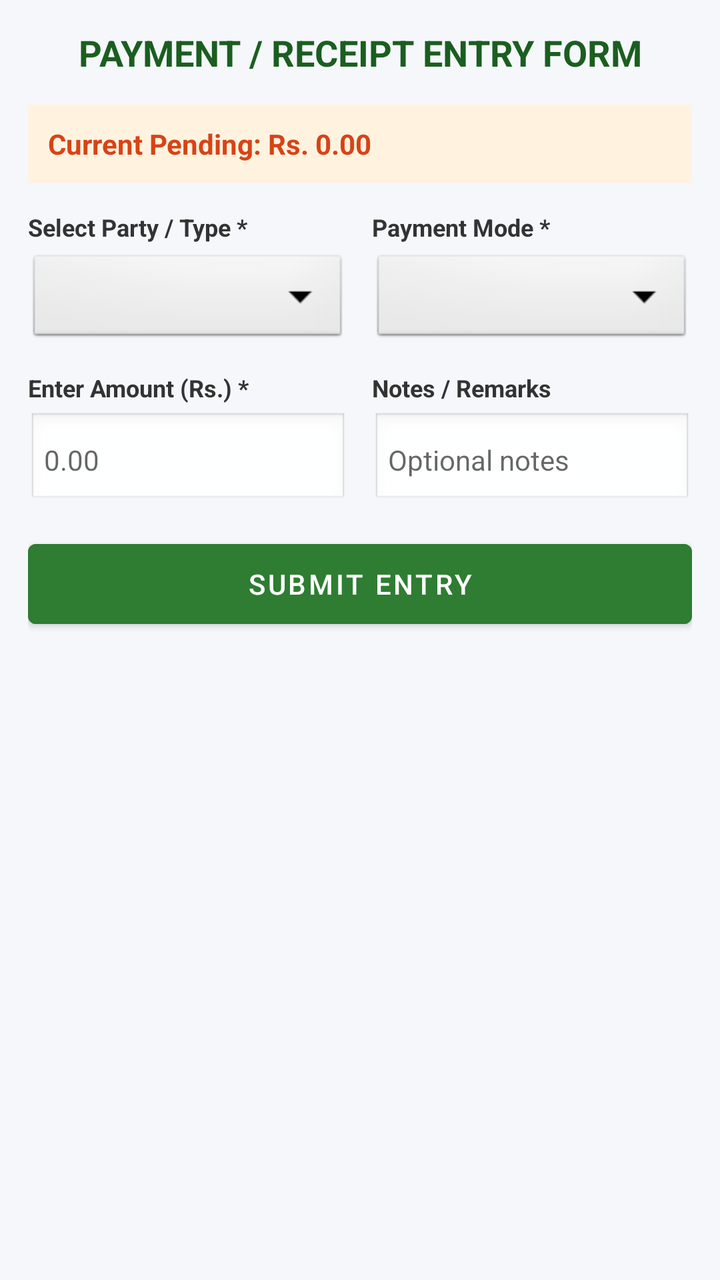
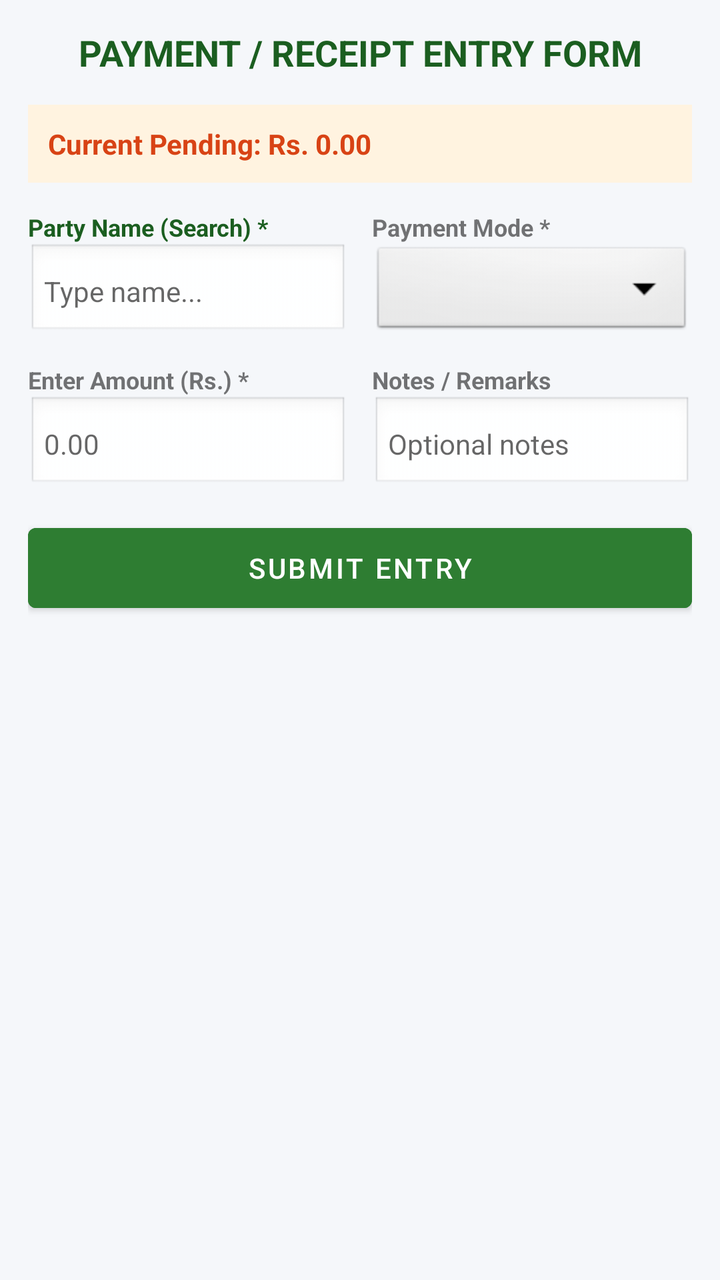

Two renders of the same Android screen: before a commit and after it. Below are the layout's source before the change and the commit's diff.
<!-- AndroidManifest.xml: application theme Theme.MaterialComponents.DayNight.DarkActionBar -->
<!-- res/layout/activity_entry_common.xml -->
<?xml version="1.0" encoding="utf-8"?>
<ScrollView xmlns:android="http://schemas.android.com/apk/res/android"
    android:layout_width="match_parent"
    android:layout_height="match_parent"
    android:background="#F5F7FA"
    android:padding="14dp">

    <LinearLayout
        android:layout_width="match_parent"
        android:layout_height="wrap_content"
        android:orientation="vertical">

        <TextView
            android:id="@+id/tvEntryTitle"
            android:layout_width="match_parent"
            android:layout_height="wrap_content"
            android:text="PAYMENT / RECEIPT ENTRY FORM"
            android:textSize="18sp"
            android:textStyle="bold"
            android:textColor="#1B5E20"
            android:gravity="center"
            android:layout_marginBottom="14dp" />

        
        <TextView
            android:id="@+id/tvCurrentBalInfo"
            android:layout_width="match_parent"
            android:layout_height="wrap_content"
            android:text="Current Pending: Rs. 0.00"
            android:textStyle="bold"
            android:textSize="14sp"
            android:textColor="#D84315"
            android:padding="10dp"
            android:background="#FFF3E0"
            android:layout_marginBottom="14dp" />

        
        <LinearLayout
            android:layout_width="match_parent"
            android:layout_height="wrap_content"
            android:orientation="horizontal"
            android:weightSum="2"
            android:layout_marginBottom="12dp">

            <LinearLayout
                android:layout_width="0dp"
                android:layout_height="wrap_content"
                android:layout_weight="1"
                android:orientation="vertical"
                android:layout_marginEnd="6dp">

                <TextView
                    android:layout_width="wrap_content"
                    android:layout_height="wrap_content"
                    android:text="Select Party / Type *"
                    android:textSize="12sp"
                    android:textStyle="bold"
                    android:textColor="#333333"
                    android:layout_marginBottom="4dp" />

                <Spinner
                    android:id="@+id/spEntryPartyOrType"
                    android:layout_width="match_parent"
                    android:layout_height="48dp"
                    android:background="@android:drawable/btn_dropdown" />
            </LinearLayout>

            <LinearLayout
                android:layout_width="0dp"
                android:layout_height="wrap_content"
                android:layout_weight="1"
                android:orientation="vertical"
                android:layout_marginStart="6dp">

                <TextView
                    android:layout_width="wrap_content"
                    android:layout_height="wrap_content"
                    android:text="Payment Mode *"
                    android:textSize="12sp"
                    android:textStyle="bold"
                    android:textColor="#333333"
                    android:layout_marginBottom="4dp" />

                <Spinner
                    android:id="@+id/spEntryMode"
                    android:layout_width="match_parent"
                    android:layout_height="48dp"
                    android:background="@android:drawable/btn_dropdown" />
            </LinearLayout>
        </LinearLayout>

        
        <LinearLayout
            android:layout_width="match_parent"
            android:layout_height="wrap_content"
            android:orientation="horizontal"
            android:weightSum="2"
            android:layout_marginBottom="12dp">

            <LinearLayout
                android:layout_width="0dp"
                android:layout_height="wrap_content"
                android:layout_weight="1"
                android:orientation="vertical"
                android:layout_marginEnd="6dp">

                <TextView
                    android:layout_width="wrap_content"
                    android:layout_height="wrap_content"
                    android:text="Enter Amount (Rs.) *"
                    android:textSize="12sp"
                    android:textStyle="bold"
                    android:textColor="#333333"
                    android:layout_marginBottom="4dp" />

                <EditText
                    android:id="@+id/etEntryAmount"
                    android:layout_width="match_parent"
                    android:layout_height="48dp"
                    android:hint="0.00"
                    android:inputType="numberDecimal"
                    android:background="@android:drawable/edit_text"
                    android:padding="8dp"
                    android:textSize="14sp" />
            </LinearLayout>

            <LinearLayout
                android:layout_width="0dp"
                android:layout_height="wrap_content"
                android:layout_weight="1"
                android:orientation="vertical"
                android:layout_marginStart="6dp">

                <TextView
                    android:layout_width="wrap_content"
                    android:layout_height="wrap_content"
                    android:text="Notes / Remarks"
                    android:textSize="12sp"
                    android:textStyle="bold"
                    android:textColor="#333333"
                    android:layout_marginBottom="4dp" />

                <EditText
                    android:id="@+id/etEntryNotes"
                    android:layout_width="match_parent"
                    android:layout_height="48dp"
                    android:hint="Optional notes"
                    android:background="@android:drawable/edit_text"
                    android:padding="8dp"
                    android:textSize="14sp" />
            </LinearLayout>
        </LinearLayout>

        
        <EditText
            android:id="@+id/etEntryCategoryOrRef"
            android:layout_width="match_parent"
            android:layout_height="48dp"
            android:hint="Category / Reference (e.g. Coolie, Rent)"
            android:background="@android:drawable/edit_text"
            android:padding="8dp"
            android:textSize="14sp"
            android:visibility="gone"
            android:layout_marginBottom="16dp" />

        <Button
            android:id="@+id/btnSaveEntry"
            android:layout_width="match_parent"
            android:layout_height="52dp"
            android:text="SUBMIT ENTRY"
            android:backgroundTint="#2E7D32" />

    </LinearLayout>
</ScrollView>
<!-- resources referenced by this layout -->
<resources>

</resources>

<!-- the commit's change to res/layout/activity_entry_common.xml (unified diff, before → after) -->
@@ -21,7 +21,6 @@
             android:gravity="center"
             android:layout_marginBottom="14dp" />
 
-        
         <TextView
             android:id="@+id/tvCurrentBalInfo"
             android:layout_width="match_parent"
@@ -42,50 +41,28 @@
             android:weightSum="2"
             android:layout_marginBottom="12dp">
 
-            <LinearLayout
-                android:layout_width="0dp"
-                android:layout_height="wrap_content"
-                android:layout_weight="1"
-                android:orientation="vertical"
-                android:layout_marginEnd="6dp">
-
-                <TextView
-                    android:layout_width="wrap_content"
-                    android:layout_height="wrap_content"
-                    android:text="Select Party / Type *"
-                    android:textSize="12sp"
-                    android:textStyle="bold"
-                    android:textColor="#333333"
-                    android:layout_marginBottom="4dp" />
-
+            <LinearLayout android:layout_width="0dp" android:layout_height="wrap_content" android:layout_weight="1" android:orientation="vertical" android:layout_marginEnd="6dp">
+                <TextView android:layout_width="wrap_content" android:layout_height="wrap_content" android:text="Party Name (Search) *" android:textSize="12sp" android:textStyle="bold" android:textColor="#1B5E20" />
+                <AutoCompleteTextView
+                    android:id="@+id/actvEntryParty"
+                    android:layout_width="match_parent"
+                    android:layout_height="48dp"
+                    android:hint="Type name..."
+                    android:completionThreshold="1"
+                    android:background="@android:drawable/edit_text"
+                    android:padding="8dp"
+                    android:textSize="14sp" />
                 <Spinner
                     android:id="@+id/spEntryPartyOrType"
                     android:layout_width="match_parent"
                     android:layout_height="48dp"
+                    android:visibility="gone"
                     android:background="@android:drawable/btn_dropdown" />
             </LinearLayout>
 
-            <LinearLayout
-                android:layout_width="0dp"
-                android:layout_height="wrap_content"
-                android:layout_weight="1"
-                android:orientation="vertical"
-                android:layout_marginStart="6dp">
-
-                <TextView
-                    android:layout_width="wrap_content"
-                    android:layout_height="wrap_content"
-                    android:text="Payment Mode *"
-                    android:textSize="12sp"
-                    android:textStyle="bold"
-                    android:textColor="#333333"
-                    android:layout_marginBottom="4dp" />
-
-                <Spinner
-                    android:id="@+id/spEntryMode"
-                    android:layout_width="match_parent"
-                    android:layout_height="48dp"
-                    android:background="@android:drawable/btn_dropdown" />
+            <LinearLayout android:layout_width="0dp" android:layout_height="wrap_content" android:layout_weight="1" android:orientation="vertical" android:layout_marginStart="6dp">
+                <TextView android:layout_width="wrap_content" android:layout_height="wrap_content" android:text="Payment Mode *" android:textSize="12sp" android:textStyle="bold" />
+                <Spinner android:id="@+id/spEntryMode" android:layout_width="match_parent" android:layout_height="48dp" android:background="@android:drawable/btn_dropdown" />
             </LinearLayout>
         </LinearLayout>
 
@@ -97,61 +74,17 @@
             android:weightSum="2"
             android:layout_marginBottom="12dp">
 
-            <LinearLayout
-                android:layout_width="0dp"
-                android:layout_height="wrap_content"
-                android:layout_weight="1"
-                android:orientation="vertical"
-                android:layout_marginEnd="6dp">
-
-                <TextView
-                    android:layout_width="wrap_content"
-                    android:layout_height="wrap_content"
-                    android:text="Enter Amount (Rs.) *"
-                    android:textSize="12sp"
-                    android:textStyle="bold"
-                    android:textColor="#333333"
-                    android:layout_marginBottom="4dp" />
-
-                <EditText
-                    android:id="@+id/etEntryAmount"
-                    android:layout_width="match_parent"
-                    android:layout_height="48dp"
-                    android:hint="0.00"
-                    android:inputType="numberDecimal"
-                    android:background="@android:drawable/edit_text"
-                    android:padding="8dp"
-                    android:textSize="14sp" />
+            <LinearLayout android:layout_width="0dp" android:layout_height="wrap_content" android:layout_weight="1" android:orientation="vertical" android:layout_marginEnd="6dp">
+                <TextView android:layout_width="wrap_content" android:layout_height="wrap_content" android:text="Enter Amount (Rs.) *" android:textSize="12sp" android:textStyle="bold" />
+                <EditText android:id="@+id/etEntryAmount" android:layout_width="match_parent" android:layout_height="48dp" android:hint="0.00" android:inputType="numberDecimal" android:background="@android:drawable/edit_text" android:padding="8dp" android:textSize="14sp" />
             </LinearLayout>
 
-            <LinearLayout
-                android:layout_width="0dp"
-                android:layout_height="wrap_content"
-                android:layout_weight="1"
-                android:orientation="vertical"
-                android:layout_marginStart="6dp">
-
-                <TextView
-                    android:layout_width="wrap_content"
-                    android:layout_height="wrap_content"
-                    android:text="Notes / Remarks"
-                    android:textSize="12sp"
-                    android:textStyle="bold"
-                    android:textColor="#333333"
-                    android:layout_marginBottom="4dp" />
-
-                <EditText
-                    android:id="@+id/etEntryNotes"
-                    android:layout_width="match_parent"
-                    android:layout_height="48dp"
-                    android:hint="Optional notes"
-                    android:background="@android:drawable/edit_text"
-                    android:padding="8dp"
-                    android:textSize="14sp" />
+            <LinearLayout android:layout_width="0dp" android:layout_height="wrap_content" android:layout_weight="1" android:orientation="vertical" android:layout_marginStart="6dp">
+                <TextView android:layout_width="wrap_content" android:layout_height="wrap_content" android:text="Notes / Remarks" android:textSize="12sp" android:textStyle="bold" />
+                <EditText android:id="@+id/etEntryNotes" android:layout_width="match_parent" android:layout_height="48dp" android:hint="Optional notes" android:background="@android:drawable/edit_text" android:padding="8dp" android:textSize="14sp" />
             </LinearLayout>
         </LinearLayout>
 
-        
         <EditText
             android:id="@+id/etEntryCategoryOrRef"
             android:layout_width="match_parent"
